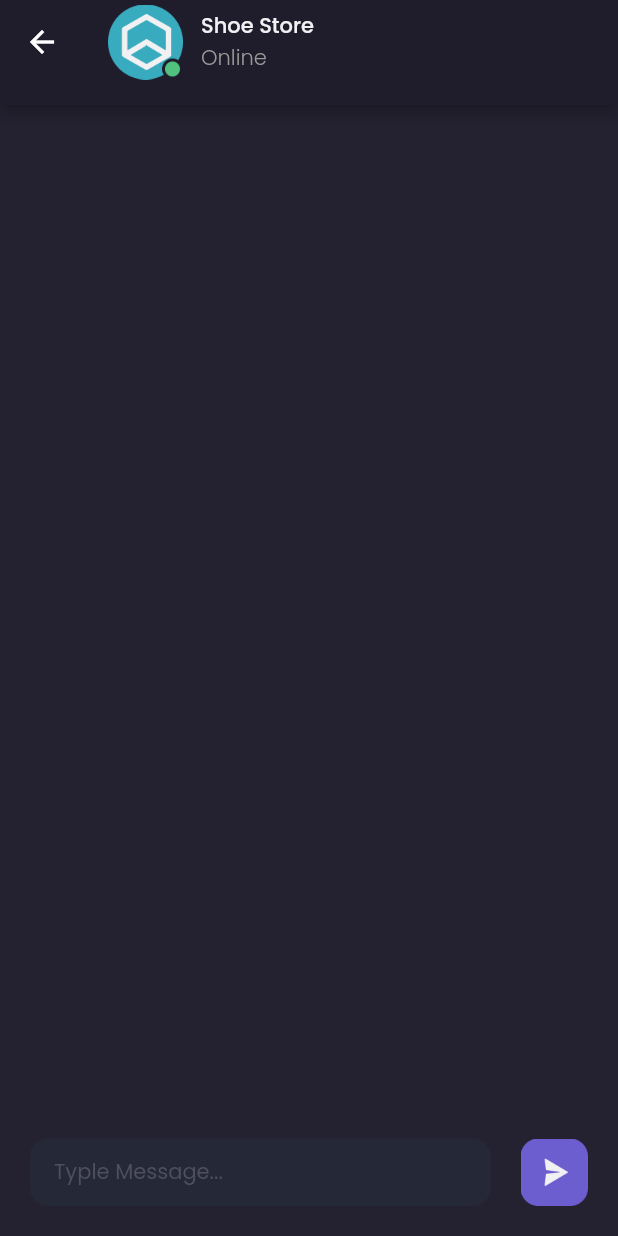
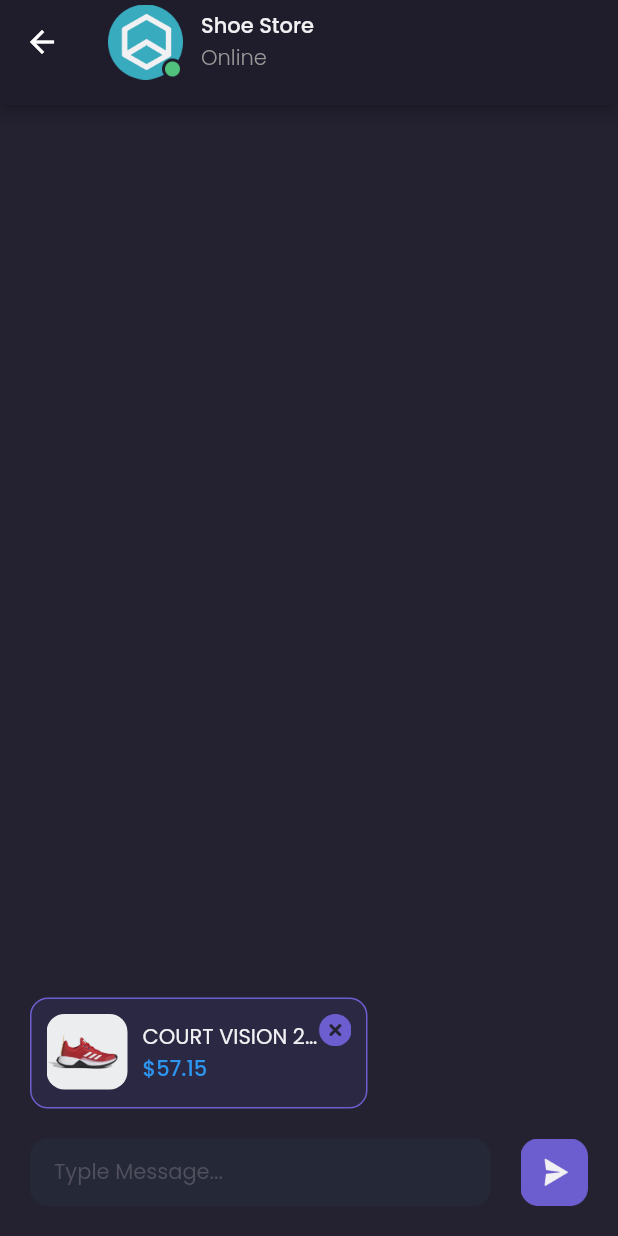
Before and after one commit to yosadade/shamo, a Flutter app: the DetailChat screen opened by its route, on a phone screen of 412 x 824 dp. Run offline on Flutter 3.47's test engine with Material 2 defaults, Android fonts, the phone set to English and light mode, and no system bars; our stand-ins replace google_fonts.

Commit message:
Detail Chat Page Bagian Input 2

```diff
--- a/lib/pages/detail_chat.dart
+++ b/lib/pages/detail_chat.dart
@@ -4,15 +4,68 @@ import 'package:shamo/theme.dart';
 class DetailChat extends StatelessWidget {
   @override
   Widget build(BuildContext context) {
+    Widget productPreview() {
+      return Container(
+        width: 225,
+        height: 74,
+        padding: EdgeInsets.all(10),
+        margin: EdgeInsets.only(bottom: 20, top: 20),
+        decoration: BoxDecoration(
+          borderRadius: BorderRadius.circular(12),
+          border: Border.all(color: primaryColor),
+          color: backgroundColor5,
+        ),
+        child: Row(
+          crossAxisAlignment: CrossAxisAlignment.start,
+          children: [
+            ClipRRect(
+                borderRadius: BorderRadius.circular(12),
+                child: Image.asset(
+                  'assets/image_shoes.png',
+                  width: 54,
+                )),
+            SizedBox(width: 10),
+            Expanded(
+              child: Column(
+                mainAxisAlignment: MainAxisAlignment.center,
+                crossAxisAlignment: CrossAxisAlignment.start,
+                children: [
+                  Text(
+                    'COURT VISION 2.0',
+                    style: primaryTextStyle.copyWith(
+                        fontSize: 14, fontWeight: regular),
+                    overflow: TextOverflow.ellipsis,
+                  ),
+                  SizedBox(width: 2),
+                  Text(
+                    '\$57.15',
+                    style: priceTextStyle.copyWith(
+                        fontSize: 14, fontWeight: medium),
+                  ),
+                ],
+              ),
+            ),
+            Image.asset('assets/button_close.png', width: 22)
+          ],
+        ),
+      );
+    }
+
     Widget chatInput() {
       return Container(
         margin: EdgeInsets.all(20),
-        child: Row(
+        child: Column(
+            mainAxisSize: MainAxisSize.min,
+            crossAxisAlignment: CrossAxisAlignment.start,
+            children: [
+              productPreview(),
+              Row(
                 children: [
                   Expanded(
                     child: Container(
                       height: 45,
-                padding: EdgeInsets.symmetric(horizontal: 16, vertical: 12),
+                      padding:
+                          EdgeInsets.symmetric(horizontal: 16, vertical: 12),
                       decoration: BoxDecoration(
                           color: backgroundColor4,
                           borderRadius: BorderRadius.circular(12)),
@@ -30,6 +83,7 @@ class DetailChat extends StatelessWidget {
                   Image.asset('assets/button_send.png', width: 45, height: 45)
                 ],
               ),
+            ]),
       );
     }
 
--- a/lib/theme.dart
+++ b/lib/theme.dart
@@ -9,6 +9,7 @@ Color backgroundColor1 = Color(0xff1F1D2B);
 Color backgroundColor2 = Color(0xff2B2937);
 Color backgroundColor3 = Color(0xff242231);
 Color backgroundColor4 = Color(0xff252836);
+Color backgroundColor5 = Color(0xff2B2844);
 Color primaryTextColor = Color(0xffF1F0F2);
 Color secondaryTextColor = Color(0xff999999);
 Color subtitleColor = Color(0xff504F5E);
```
Also changed, not shown: assets/button_close.png (added). Lines whose indentation alone changed are shown as unchanged.
